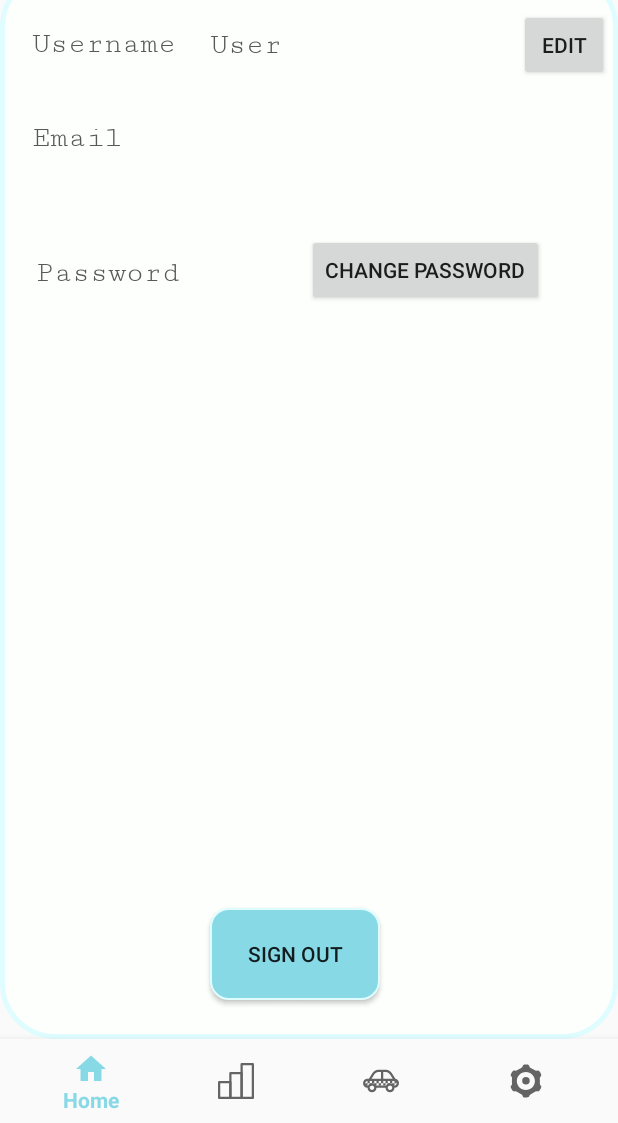
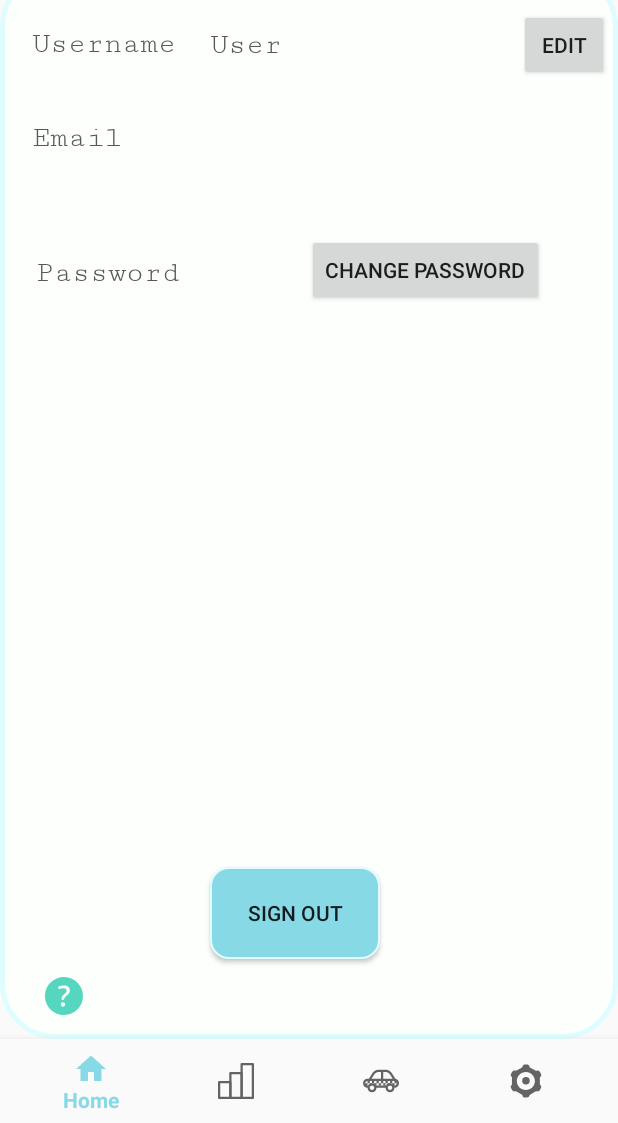
Before and after one commit to Ayruahs/TEARv, an Android app: the fragment SettingsFragment placed in its activity, on a phone screen of 412 x 824 dp, the part 113-1236 px from its top. Run offline under Robolectric (Android 15) with nearby library versions, the phone set to English and light mode, and no system bars; our stand-ins replace Firebase (no records; nobody signed in at launch, a user with empty details on screens opened directly), Volley; network calls fail.

Commit message:
- database function calls added - Settings UI updated - calling get data endpoints - data endpoints modified - change password UI & functionality completed

```diff
--- /dev/null
+++ b/app/src/main/res/drawable/ic_faq.xml
@@ -0,0 +1,4 @@
+<vector android:height="24dp" android:viewportHeight="48"
+    android:viewportWidth="48" android:width="24dp" xmlns:android="http://schemas.android.com/apk/res/android">
+    <path android:fillColor="#231F20" android:pathData="M23.957,0c-13.255,0 -24,10.745 -24,24s10.745,24 24,24s24,-10.745 24,-24S37.212,0 23.957,0zM24.663,36.56c-0.451,0.486 -1.091,0.729 -1.924,0.729c-0.832,0 -1.471,-0.237 -1.916,-0.712s-0.668,-1.14 -0.668,-1.995c0,-1.77 0.861,-2.654 2.584,-2.654c0.844,0 1.488,0.231 1.934,0.694s0.668,1.116 0.668,1.96C25.341,35.414 25.114,36.073 24.663,36.56zM30.931,19.403c-0.258,0.686 -0.648,1.339 -1.17,1.96s-1.42,1.43 -2.697,2.426c-1.09,0.855 -1.82,1.564 -2.189,2.127c-0.312,0.475 -0.483,1.096 -0.531,1.847c-0.003,0.016 -0.008,0.021 -0.011,0.037c-0.21,1.183 -1.584,1.175 -1.584,1.175h-0.722c0,0 -1.195,-0.188 -1.15,-1.125c0,-1.289 0.234,-2.361 0.703,-3.217s1.29,-1.74 2.461,-2.654c1.395,-1.102 2.293,-1.957 2.697,-2.566s0.607,-1.336 0.607,-2.18c0,-0.984 -0.328,-1.74 -0.984,-2.268s-1.6,-0.791 -2.83,-0.791c-1.114,0 -2.145,0.158 -3.094,0.475c-0.518,0.173 -1.027,0.369 -1.532,0.58c-0.011,0.004 -0.015,0.002 -0.027,0.007c-1.166,0.451 -1.707,-0.466 -1.707,-0.466l-0.458,-0.959c-0.002,-0.006 -0.516,-1.177 0.63,-1.692c2.043,-0.934 4.204,-1.406 6.486,-1.406c2.296,0 4.119,0.563 5.466,1.688s2.021,2.678 2.021,4.658C31.317,17.936 31.188,18.718 30.931,19.403z"/>
+</vector>
--- /dev/null
+++ b/app/src/main/res/drawable/ic_question_circle.xml
@@ -0,0 +1,6 @@
+<vector android:height="24dp" android:viewportHeight="34"
+    android:viewportWidth="34" android:width="24dp" xmlns:android="http://schemas.android.com/apk/res/android">
+    <path android:fillColor="#231F20" android:pathData="M17.123,9.2c-1.44,0 -2.642,0.503 -3.604,1.32S11.994,12 11.832,14h2.937c0.064,-1 0.303,-1.231 0.716,-1.611s0.926,-0.618 1.541,-0.618c0.615,0 1.116,0.174 1.504,0.571c0.389,0.396 0.583,0.882 0.583,1.48s-0.187,1.094 -0.558,1.499l-1.772,1.769c-0.518,0.518 -0.626,0.934 -0.78,1.249C15.849,18.654 16,19.133 16,19.78V21h2v-0.832c0,-0.646 0.289,-1.148 0.581,-1.504c0.112,-0.129 0.333,-0.287 0.521,-0.473c0.186,-0.187 0.448,-0.405 0.715,-0.656c0.267,-0.25 0.5,-0.457 0.662,-0.619c0.161,-0.161 0.404,-0.437 0.712,-0.825c0.533,-0.647 0.805,-1.456 0.805,-2.427c0,-1.408 -0.45,-2.503 -1.356,-3.289C19.732,9.592 18.563,9.2 17.123,9.2z"/>
+    <path android:fillColor="#231F20" android:pathData="M16.94,22.145c-0.51,0 -0.946,0.179 -1.311,0.534c-0.364,0.356 -0.546,0.78 -0.546,1.274c0,0.493 0.186,0.914 0.558,1.262c0.372,0.348 0.813,0.521 1.322,0.521c0.51,0 0.947,-0.178 1.311,-0.533c0.363,-0.356 0.546,-0.781 0.546,-1.274s-0.187,-0.914 -0.559,-1.263C17.891,22.318 17.45,22.145 16.94,22.145z"/>
+    <path android:fillColor="#231F20" android:pathData="M17,0C7.611,0 0,7.611 0,17s7.611,17 17,17s17,-7.611 17,-17S26.389,0 17,0zM17,31C9.268,31 3,24.732 3,17C3,9.268 9.268,3 17,3c7.732,0 14,6.268 14,14C31,24.732 24.732,31 17,31z"/>
+</vector>
--- /dev/null
+++ b/app/src/main/res/drawable/ic_symbol_help_information.xml
@@ -0,0 +1,6 @@
+<vector android:height="24dp" android:viewportHeight="64"
+    android:viewportWidth="64" android:width="24dp" xmlns:android="http://schemas.android.com/apk/res/android">
+    <path android:fillColor="#515151" android:pathData="M32.331,46.326c-1.753,0 -3.278,-0.711 -4.32,-2.024c-0.971,-1.222 -1.384,-2.833 -1.135,-4.421l1.196,-7.618l-0.276,0.142c-1.383,0.711 -3.081,0.166 -3.792,-1.217c-0.711,-1.383 -0.166,-3.081 1.217,-3.792l5.205,-2.676c0.943,-0.485 2.078,-0.399 2.937,0.222c0.859,0.621 1.297,1.672 1.132,2.719L32.45,40.685c0.41,-0.043 1.467,-0.301 3.435,-1.668c1.277,-0.888 3.032,-0.572 3.919,0.705c0.888,1.277 0.572,3.032 -0.705,3.919c-2.459,1.71 -4.568,2.585 -6.446,2.677C32.545,46.324 32.437,46.326 32.331,46.326z"/>
+    <path android:fillColor="#515151" android:pathData="M32.803,19.233m-3.143,0a3.143,3.143 0,1 1,6.286 0a3.143,3.143 0,1 1,-6.286 0"/>
+    <path android:fillColor="#515151" android:pathData="M32,59.5C16.836,59.5 4.5,47.164 4.5,32S16.836,4.5 32,4.5S59.5,16.837 59.5,32S47.163,59.5 32,59.5zM32,10.132c-12.058,0 -21.868,9.81 -21.868,21.868S19.942,53.868 32,53.868c12.058,0 21.868,-9.81 21.868,-21.868S44.058,10.132 32,10.132z"/>
+</vector>
--- a/app/src/main/res/layout/fragment_settings.xml
+++ b/app/src/main/res/layout/fragment_settings.xml
@@ -204,8 +204,9 @@
             android:layout_alignParentLeft="true"
             android:layout_alignParentBottom="true"
             android:layout_marginStart="140dp"
+            android:layout_centerInParent="true"
             android:layout_marginLeft="140dp"
-            android:layout_marginBottom="26dp"
+            android:layout_marginBottom="53dp"
             android:background="@drawable/button_round_small"
             android:text="@string/action_sign_out" />
 
@@ -239,6 +240,20 @@
             android:inputType="textPassword"
             android:textColorHint="@color/grey" />
 
+        <TextView
+            android:id="@+id/faq_button"
+            android:layout_width="25dp"
+            android:layout_height="25dp"
+            android:layout_alignParentStart="true"
+            android:layout_alignParentLeft="true"
+            android:layout_alignParentBottom="true"
+            android:layout_marginStart="30dp"
+            android:layout_marginLeft="30dp"
+            android:layout_marginBottom="16dp"
+            android:background="@drawable/ic_faq"
+            android:clickable="true"
+            android:backgroundTint="@color/colorSecondary"/>
+
     </RelativeLayout>
 
 </FrameLayout>
--- a/app/src/main/res/values/strings.xml
+++ b/app/src/main/res/values/strings.xml
@@ -6,6 +6,7 @@
     <string name="prompt_email">Email</string>
     <string name="prompt_password">Password</string>
     <string name="prompt_username">Username</string>
+    <string name="prompt_username_optional">Username  (optional)</string>
     <string name="prompt_new_user">New User</string>
     <string name="action_sign_up">Sign up</string>
     <string name="action_sign_in">Sign in or register</string>
@@ -31,6 +32,7 @@
     <string name="setting_title">Settings</string>
     <string name="new_password">New Password *</string>
     <string name="retype_password">Confirm password *</string>
+    <string name="username_equal">Enter a new username</string>
 
     <!-- Example General settings -->
     <string name="pref_header_general">General</string>
```
Also changed, not shown: app/src/main/java/com/tearvandroid/tearvandroid/AnalyticsFragment.java (+47 -21 lines), app/src/main/java/com/tearvandroid/tearvandroid/LoginActivity.java (+1 -7 lines), app/src/main/java/com/tearvandroid/tearvandroid/SettingsFragment.java (+38 -2 lines), app/src/main/java/com/tearvandroid/tearvandroid/SignupActivity.java (+57 -15 lines), app/src/main/res/layout/activity_signup.xml (+14 -1 lines), 2 other files.
